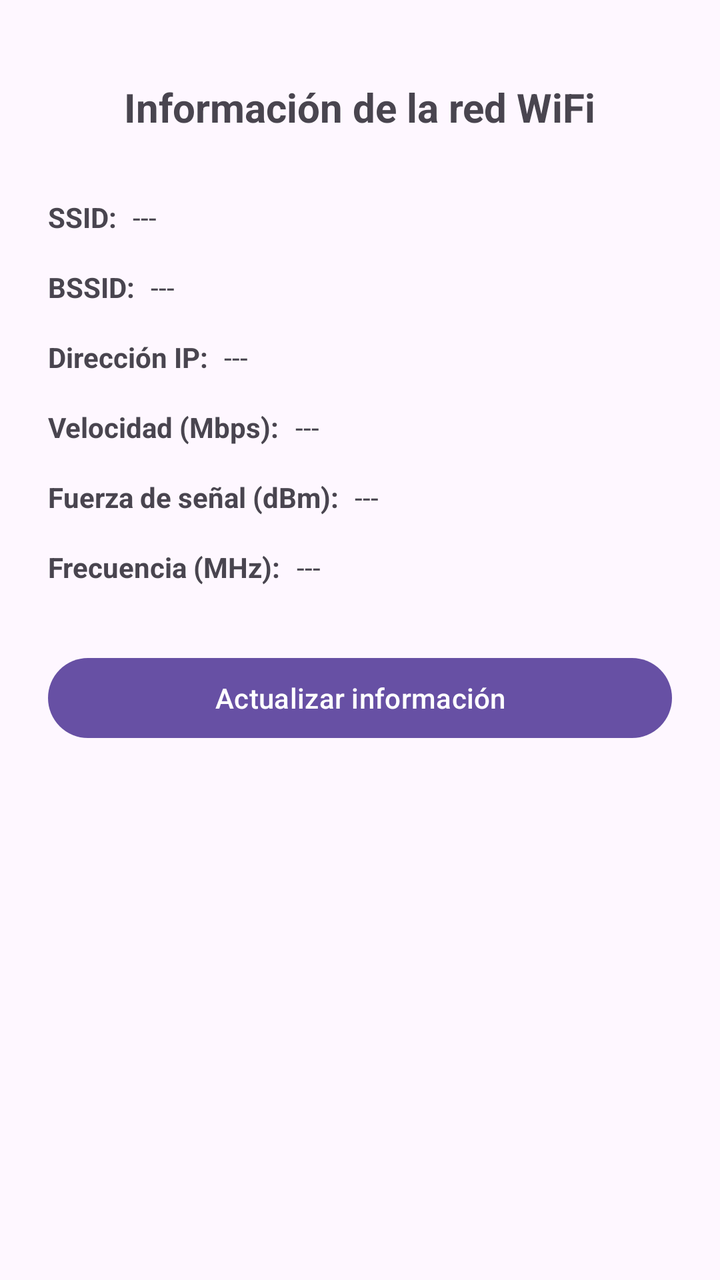
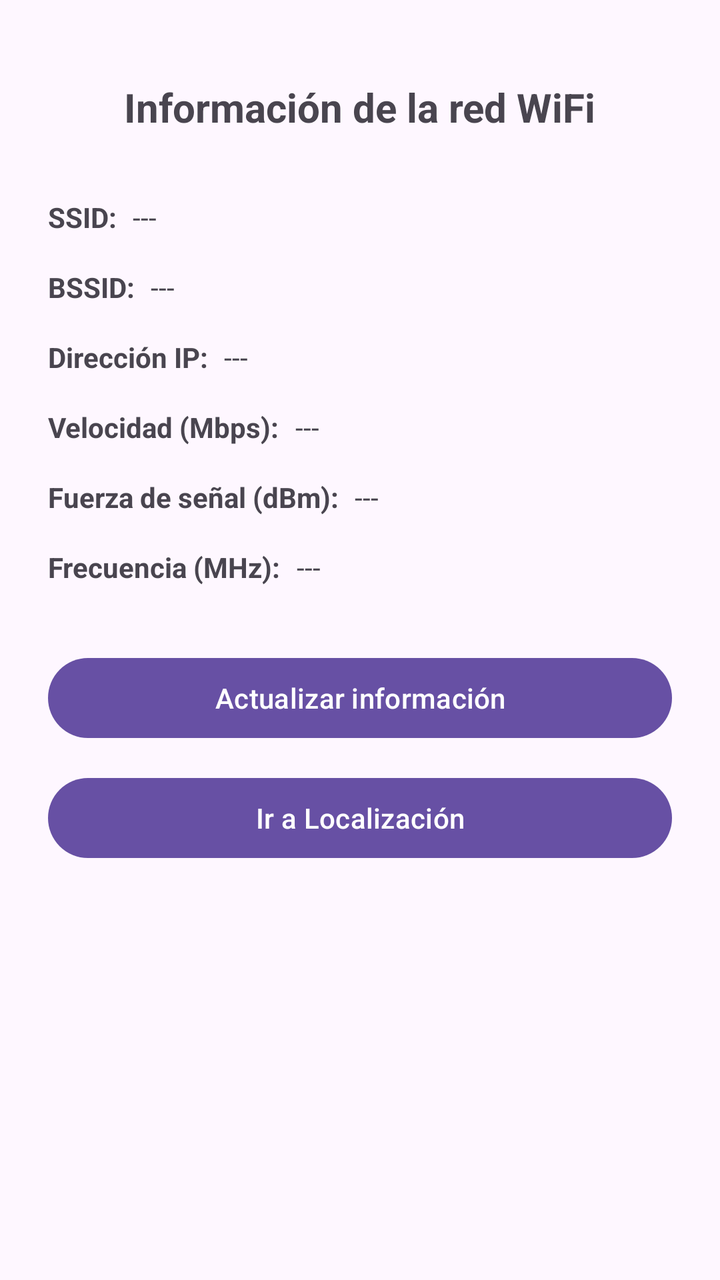

Two renders of the same Android screen: before a commit and after it. Below are the layout's source before the change and the commit's diff.
<!-- AndroidManifest.xml: application theme Theme.ProyectoTheProyect -->
<!-- res/layout/activity_wifi_info.xml -->
<?xml version="1.0" encoding="utf-8"?>
<androidx.constraintlayout.widget.ConstraintLayout
    xmlns:android="http://schemas.android.com/apk/res/android"
    xmlns:app="http://schemas.android.com/apk/res-auto"
    xmlns:tools="http://schemas.android.com/tools"
    android:id="@+id/main"
    android:layout_width="match_parent"
    android:layout_height="match_parent"
    android:padding="24dp"
    tools:context=".WifiInfoActivity">

    <TextView
        android:id="@+id/tvTituloWifi"
        android:layout_width="wrap_content"
        android:layout_height="wrap_content"
        android:text="Información de la red WiFi"
        android:textSize="20sp"
        android:textStyle="bold"
        app:layout_constraintTop_toTopOf="parent"
        app:layout_constraintStart_toStartOf="parent"
        app:layout_constraintEnd_toEndOf="parent"
        android:layout_marginTop="16dp"/>

    <TextView
        android:id="@+id/lblSsid"
        android:layout_width="wrap_content"
        android:layout_height="wrap_content"
        android:text="SSID:"
        android:textStyle="bold"
        app:layout_constraintTop_toBottomOf="@id/tvTituloWifi"
        app:layout_constraintStart_toStartOf="parent"
        android:layout_marginTop="32dp"/>

    <TextView
        android:id="@+id/tvSsid"
        android:layout_width="0dp"
        android:layout_height="wrap_content"
        android:text="---"
        app:layout_constraintTop_toTopOf="@id/lblSsid"
        app:layout_constraintStart_toEndOf="@id/lblSsid"
        app:layout_constraintEnd_toEndOf="parent"
        android:layout_marginStart="8dp"/>

    <TextView
        android:id="@+id/lblBssid"
        android:layout_width="wrap_content"
        android:layout_height="wrap_content"
        android:text="BSSID:"
        android:textStyle="bold"
        app:layout_constraintTop_toBottomOf="@id/lblSsid"
        app:layout_constraintStart_toStartOf="parent"
        android:layout_marginTop="16dp"/>

    <TextView
        android:id="@+id/tvBssid"
        android:layout_width="0dp"
        android:layout_height="wrap_content"
        android:text="---"
        app:layout_constraintTop_toTopOf="@id/lblBssid"
        app:layout_constraintStart_toEndOf="@id/lblBssid"
        app:layout_constraintEnd_toEndOf="parent"
        android:layout_marginStart="8dp"/>

    <TextView
        android:id="@+id/lblIp"
        android:layout_width="wrap_content"
        android:layout_height="wrap_content"
        android:text="Dirección IP:"
        android:textStyle="bold"
        app:layout_constraintTop_toBottomOf="@id/lblBssid"
        app:layout_constraintStart_toStartOf="parent"
        android:layout_marginTop="16dp"/>

    <TextView
        android:id="@+id/tvIp"
        android:layout_width="0dp"
        android:layout_height="wrap_content"
        android:text="---"
        app:layout_constraintTop_toTopOf="@id/lblIp"
        app:layout_constraintStart_toEndOf="@id/lblIp"
        app:layout_constraintEnd_toEndOf="parent"
        android:layout_marginStart="8dp"/>

    <TextView
        android:id="@+id/lblVelocidad"
        android:layout_width="wrap_content"
        android:layout_height="wrap_content"
        android:text="Velocidad (Mbps):"
        android:textStyle="bold"
        app:layout_constraintTop_toBottomOf="@id/lblIp"
        app:layout_constraintStart_toStartOf="parent"
        android:layout_marginTop="16dp"/>

    <TextView
        android:id="@+id/tvVelocidad"
        android:layout_width="0dp"
        android:layout_height="wrap_content"
        android:text="---"
        app:layout_constraintTop_toTopOf="@id/lblVelocidad"
        app:layout_constraintStart_toEndOf="@id/lblVelocidad"
        app:layout_constraintEnd_toEndOf="parent"
        android:layout_marginStart="8dp"/>

    <TextView
        android:id="@+id/lblSenal"
        android:layout_width="wrap_content"
        android:layout_height="wrap_content"
        android:text="Fuerza de señal (dBm):"
        android:textStyle="bold"
        app:layout_constraintTop_toBottomOf="@id/lblVelocidad"
        app:layout_constraintStart_toStartOf="parent"
        android:layout_marginTop="16dp"/>

    <TextView
        android:id="@+id/tvSenal"
        android:layout_width="0dp"
        android:layout_height="wrap_content"
        android:text="---"
        app:layout_constraintTop_toTopOf="@id/lblSenal"
        app:layout_constraintStart_toEndOf="@id/lblSenal"
        app:layout_constraintEnd_toEndOf="parent"
        android:layout_marginStart="8dp"/>

    <TextView
        android:id="@+id/lblFrecuencia"
        android:layout_width="wrap_content"
        android:layout_height="wrap_content"
        android:text="Frecuencia (MHz):"
        android:textStyle="bold"
        app:layout_constraintTop_toBottomOf="@id/lblSenal"
        app:layout_constraintStart_toStartOf="parent"
        android:layout_marginTop="16dp"/>

    <TextView
        android:id="@+id/tvFrecuencia"
        android:layout_width="0dp"
        android:layout_height="wrap_content"
        android:text="---"
        app:layout_constraintTop_toTopOf="@id/lblFrecuencia"
        app:layout_constraintStart_toEndOf="@id/lblFrecuencia"
        app:layout_constraintEnd_toEndOf="parent"
        android:layout_marginStart="8dp"/>

    <Button
        android:id="@+id/btnRefrescarWifi"
        android:layout_width="0dp"
        android:layout_height="wrap_content"
        android:text="Actualizar información"
        app:layout_constraintTop_toBottomOf="@id/lblFrecuencia"
        app:layout_constraintStart_toStartOf="parent"
        app:layout_constraintEnd_toEndOf="parent"
        android:layout_marginTop="32dp"/>

</androidx.constraintlayout.widget.ConstraintLayout>
<!-- resources referenced by this layout -->
<resources>
  <style name="Theme.ProyectoTheProyect" parent="Base.Theme.ProyectoTheProyect" />
  <style name="Base.Theme.ProyectoTheProyect" parent="Theme.Material3.DayNight.NoActionBar">
          
          
      </style>
</resources>

<!-- the commit's change to res/layout/activity_wifi_info.xml (unified diff, before → after) -->
@@ -151,4 +151,14 @@
         app:layout_constraintEnd_toEndOf="parent"
         android:layout_marginTop="32dp"/>
 
+    <Button
+        android:id="@+id/btnIrLocalizacion"
+        android:layout_width="0dp"
+        android:layout_height="wrap_content"
+        android:text="Ir a Localización"
+        app:layout_constraintTop_toBottomOf="@id/btnRefrescarWifi"
+        app:layout_constraintStart_toStartOf="parent"
+        app:layout_constraintEnd_toEndOf="parent"
+        android:layout_marginTop="12dp"/>
+
 </androidx.constraintlayout.widget.ConstraintLayout>
